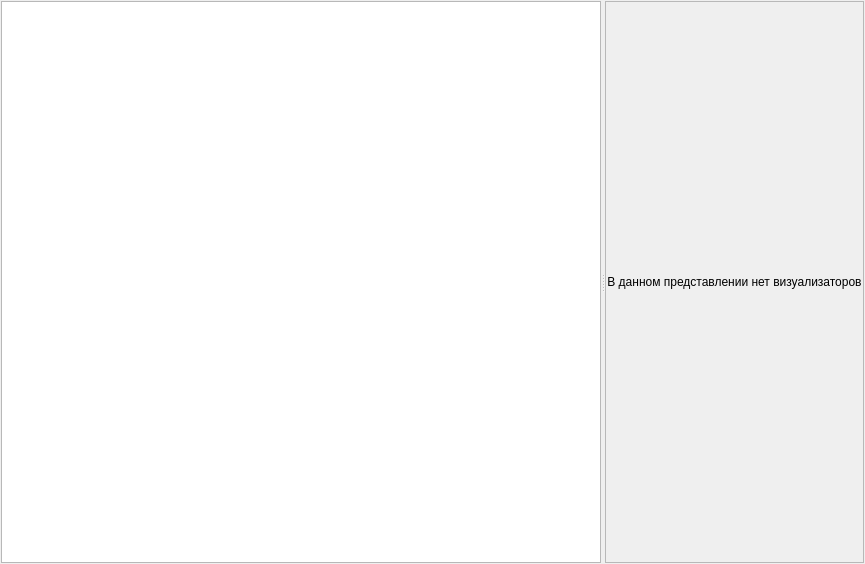
Before: the Qt Designer form client_widgets/signalanalysiswidget.ui in grigp/a-analyser, drawn with Qt 5.
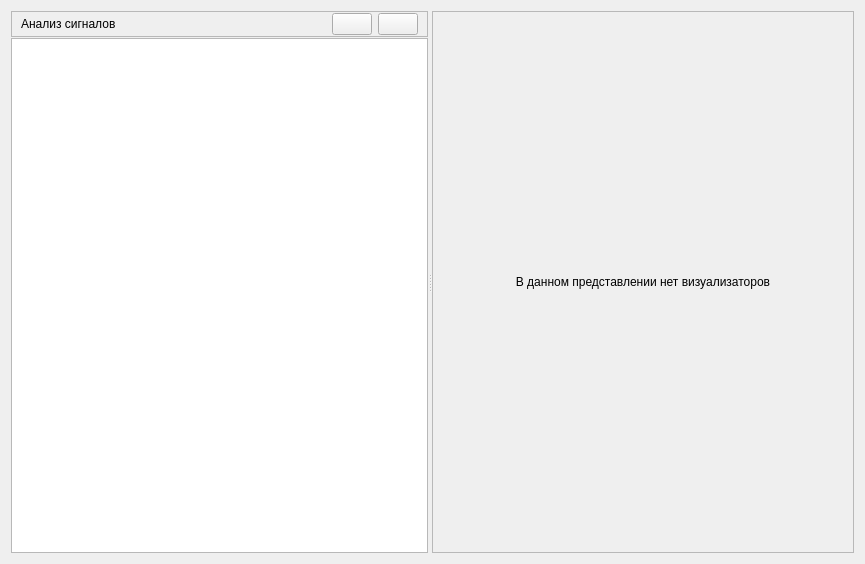
After: the same form once the commit is applied. Icons and pictures are not drawn.

Commit message: 1. Изменен порядок работы кнопок при экспорте сигналов 2. Изменены некоторые пиктограммы типов методик

```diff
--- a/client_widgets/signalanalysiswidget.ui
+++ b/client_widgets/signalanalysiswidget.ui
@@ -13,27 +13,99 @@
   <property name="windowTitle">
    <string>Form</string>
   </property>
-  <layout class="QHBoxLayout" name="horizontalLayout">
-   <property name="spacing">
-    <number>5</number>
-   </property>
-   <property name="leftMargin">
-    <number>1</number>
-   </property>
-   <property name="topMargin">
-    <number>1</number>
-   </property>
-   <property name="rightMargin">
-    <number>1</number>
-   </property>
-   <property name="bottomMargin">
-    <number>1</number>
-   </property>
+  <layout class="QHBoxLayout" name="horizontalLayout_2">
    <item>
     <widget class="QSplitter" name="splitter">
      <property name="orientation">
       <enum>Qt::Horizontal</enum>
      </property>
+     <widget class="QWidget" name="">
+      <layout class="QVBoxLayout" name="vlTests">
+       <property name="spacing">
+        <number>1</number>
+       </property>
+       <property name="bottomMargin">
+        <number>0</number>
+       </property>
+       <item>
+        <widget class="QFrame" name="frTitle">
+         <property name="frameShape">
+          <enum>QFrame::StyledPanel</enum>
+         </property>
+         <property name="frameShadow">
+          <enum>QFrame::Raised</enum>
+         </property>
+         <layout class="QHBoxLayout" name="horizontalLayout">
+          <property name="topMargin">
+           <number>1</number>
+          </property>
+          <property name="bottomMargin">
+           <number>1</number>
+          </property>
+          <item>
+           <widget class="QLabel" name="lblTitle">
+            <property name="text">
+             <string>Анализ сигналов</string>
+            </property>
+           </widget>
+          </item>
+          <item>
+           <spacer name="horizontalSpacer">
+            <property name="orientation">
+             <enum>Qt::Horizontal</enum>
+            </property>
+            <property name="sizeHint" stdset="0">
+             <size>
+              <width>40</width>
+              <height>20</height>
+             </size>
+            </property>
+           </spacer>
+          </item>
+          <item>
+           <widget class="QPushButton" name="btnExportSignal">
+            <property name="toolTip">
+             <string>Экспорт сигнала...</string>
+            </property>
+            <property name="text">
+             <string/>
+            </property>
+            <property name="icon">
+             <iconset resource="../kernel.qrc">
+              <normaloff>:/images/SignalExport1.png</normaloff>:/images/SignalExport1.png</iconset>
+            </property>
+            <property name="iconSize">
+             <size>
+              <width>32</width>
+              <height>32</height>
+             </size>
+            </property>
+           </widget>
+          </item>
+          <item>
+           <widget class="QPushButton" name="btnCloseTest">
+            <property name="toolTip">
+             <string>Закрыть тест...</string>
+            </property>
+            <property name="text">
+             <string/>
+            </property>
+            <property name="icon">
+             <iconset resource="../kernel.qrc">
+              <normaloff>:/images/Close.png</normaloff>:/images/Close.png</iconset>
+            </property>
+            <property name="iconSize">
+             <size>
+              <width>32</width>
+              <height>32</height>
+             </size>
+            </property>
+           </widget>
+          </item>
+         </layout>
+        </widget>
+       </item>
+       <item>
      <widget class="QTreeView" name="tvTests">
       <property name="sizePolicy">
        <sizepolicy hsizetype="Expanding" vsizetype="Expanding">
@@ -57,6 +129,9 @@
        <number>-1</number>
       </property>
      </widget>
+       </item>
+      </layout>
+     </widget>
      <widget class="QFrame" name="frVisualContainer">
       <property name="frameShape">
        <enum>QFrame::StyledPanel</enum>
```
Left out of the diff: 46 changed lines with no effect on the pictures. Lines whose indentation alone changed are shown as unchanged. The commit also changes 16 other files.
